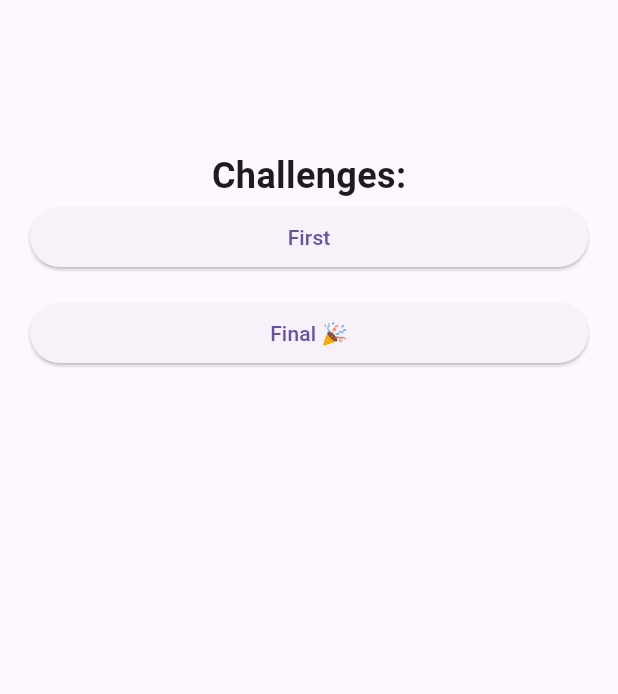
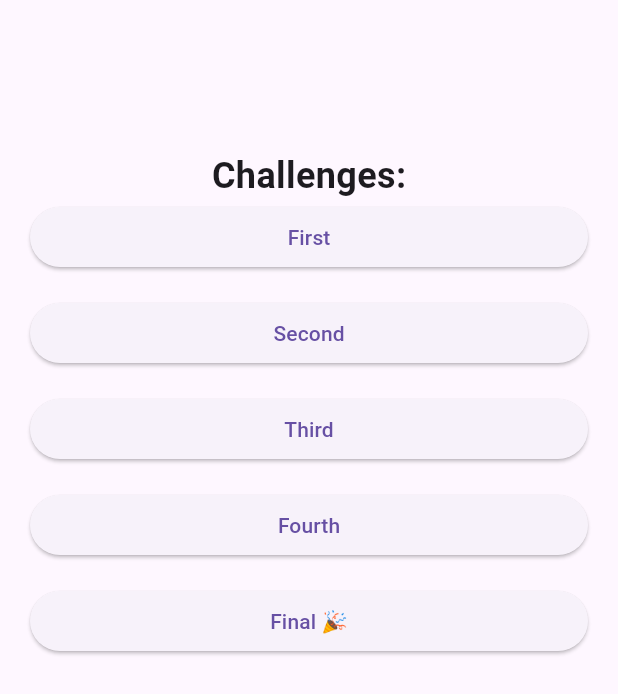
Before and after one commit to lohnn/flutter-in-the-dark, a Flutter app: the screen it shows after launch, on a phone screen of 412 x 824 dp. Shown: the top 694 px of the screen. Run offline on Flutter 3.47's test engine with Material 3 defaults, Android fonts, the phone set to English and light mode, and no system bars; our stand-ins replace flutter_hooks, google_fonts; missing offline and left inert: ff_card.

Commit message:
Setting up embryo of 2-4 as well

```diff
--- /dev/null
+++ b/apps/fitd24/lib/challenges/fourth.dart
@@ -0,0 +1,13 @@
+import 'package:flutter/material.dart';
+
+class Fourth extends StatelessWidget {
+  const Fourth({super.key});
+
+  @override
+  Widget build(BuildContext context) {
+    return Scaffold(
+      appBar: AppBar(),
+      body: const Text('Fourth'),
+    );
+  }
+}
--- /dev/null
+++ b/apps/fitd24/lib/challenges/second.dart
@@ -0,0 +1,13 @@
+import 'package:flutter/material.dart';
+
+class Second extends StatelessWidget {
+  const Second({super.key});
+
+  @override
+  Widget build(BuildContext context) {
+    return Scaffold(
+      appBar: AppBar(),
+      body: const Text('Second'),
+    );
+  }
+}
--- /dev/null
+++ b/apps/fitd24/lib/challenges/third.dart
@@ -0,0 +1,13 @@
+import 'package:flutter/material.dart';
+
+class Third extends StatelessWidget {
+  const Third({super.key});
+
+  @override
+  Widget build(BuildContext context) {
+    return Scaffold(
+      appBar: AppBar(),
+      body: const Text('Third'),
+    );
+  }
+}
--- a/apps/fitd24/lib/main.dart
+++ b/apps/fitd24/lib/main.dart
@@ -1,5 +1,8 @@
 import 'package:fitd24/challenges/final/final_card.dart';
-import 'package:fitd24/challenges/first/first.dart';
+import 'package:fitd24/challenges/first.dart';
+import 'package:fitd24/challenges/fourth.dart';
+import 'package:fitd24/challenges/second.dart';
+import 'package:fitd24/challenges/third.dart';
 import 'package:flutter/material.dart';
 
 void main() {
@@ -15,6 +18,9 @@ class MainApp extends StatelessWidget {
       routes: {
         HomeScreen.path: (_) => const HomeScreen(),
         '/first': (_) => const First(),
+        '/second': (_) => const Second(),
+        '/third': (_) => const Third(),
+        '/fourth': (_) => const Fourth(),
         Final.path: (_) => const Final(),
       },
       home: const HomeScreen(),
@@ -51,6 +57,21 @@ class _HomeScreenState extends State<HomeScreen> {
             ),
             const SizedBox(height: 16),
             ElevatedButton(
+              onPressed: () => Navigator.pushNamed(context, '/second'),
+              child: const Text("Second"),
+            ),
+            const SizedBox(height: 16),
+            ElevatedButton(
+              onPressed: () => Navigator.pushNamed(context, '/third'),
+              child: const Text("Third"),
+            ),
+            const SizedBox(height: 16),
+            ElevatedButton(
+              onPressed: () => Navigator.pushNamed(context, '/fourth'),
+              child: const Text("Fourth"),
+            ),
+            const SizedBox(height: 16),
+            ElevatedButton(
               onPressed: () => Navigator.pushNamed(context, Final.path),
               child: const Text("Final 🎉"),
             ),
```
Also changed, not shown: apps/fitd24/lib/challenges/first.dart (renamed from apps/fitd24/lib/challenges/first/first.dart).
